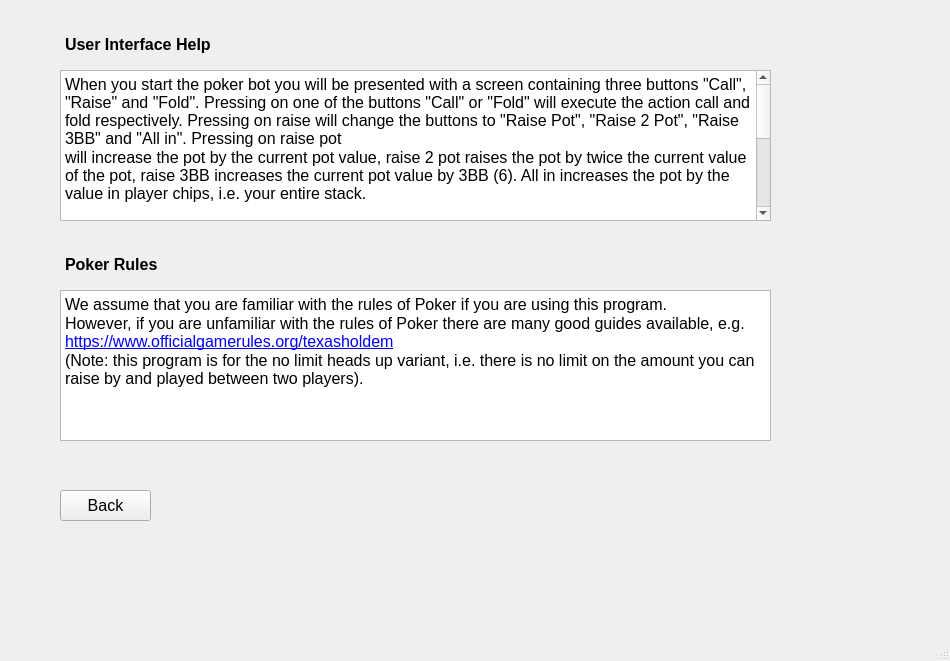
Before: the Qt Designer form GUI/gui/help_menu.ui in Sir-Ignis/neuron_poker, drawn with Qt 5.
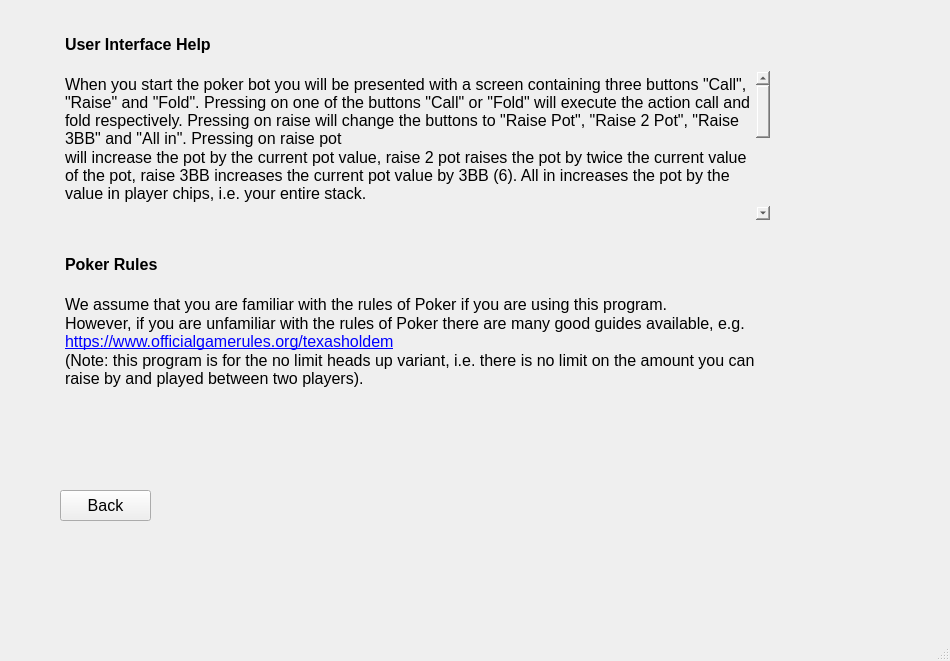
After: the same form once the commit is applied.

The edit to the form file:
```diff
--- a/GUI/gui/help_menu.ui
+++ b/GUI/gui/help_menu.ui
@@ -47,7 +47,7 @@
      <bool>false</bool>
     </property>
     <property name="styleSheet">
-     <string notr="true"/>
+     <string notr="true">background-color: rgba(255, 255, 255, 0);</string>
     </property>
     <property name="html">
      <string>&lt;!DOCTYPE HTML PUBLIC &quot;-//W3C//DTD HTML 4.0//EN&quot; &quot;http://www.w3.org/TR/REC-html40/strict.dtd&quot;&gt;
@@ -93,6 +93,9 @@
       <height>151</height>
      </rect>
     </property>
+    <property name="styleSheet">
+     <string notr="true">background-color: rgba(255, 255, 255, 0);</string>
+    </property>
     <property name="html">
      <string>&lt;!DOCTYPE HTML PUBLIC &quot;-//W3C//DTD HTML 4.0//EN&quot; &quot;http://www.w3.org/TR/REC-html40/strict.dtd&quot;&gt;
 &lt;html&gt;&lt;head&gt;&lt;meta name=&quot;qrichtext&quot; content=&quot;1&quot; /&gt;&lt;meta charset=&quot;utf-8&quot; /&gt;&lt;style type=&quot;text/css&quot;&gt;
```
